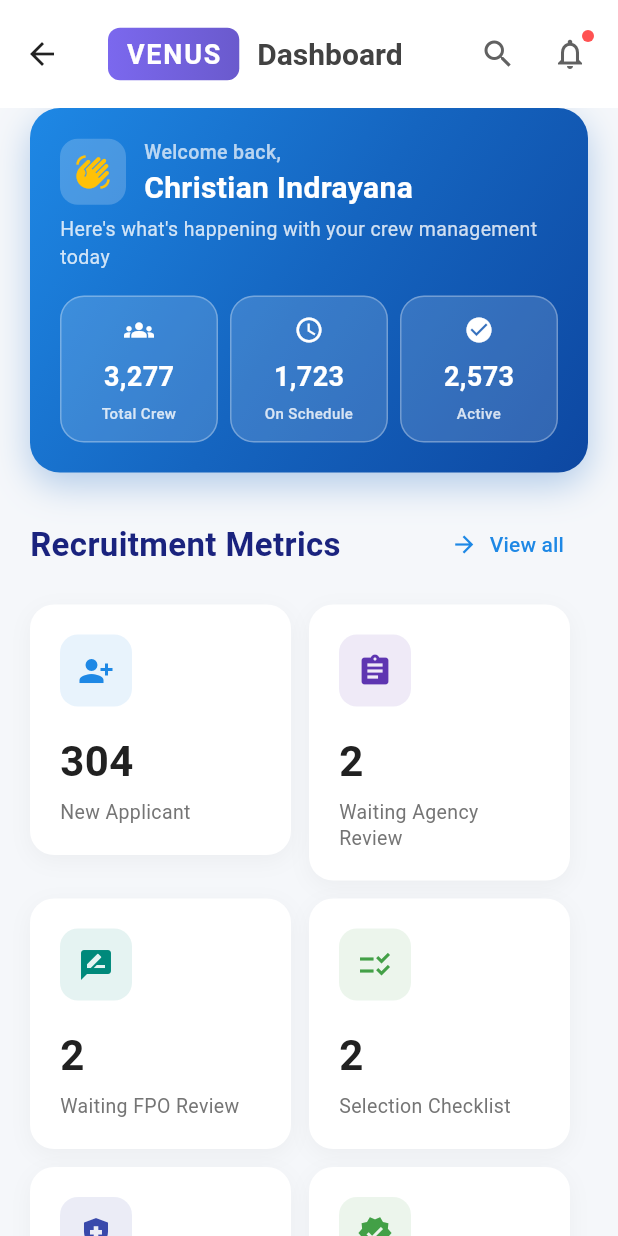
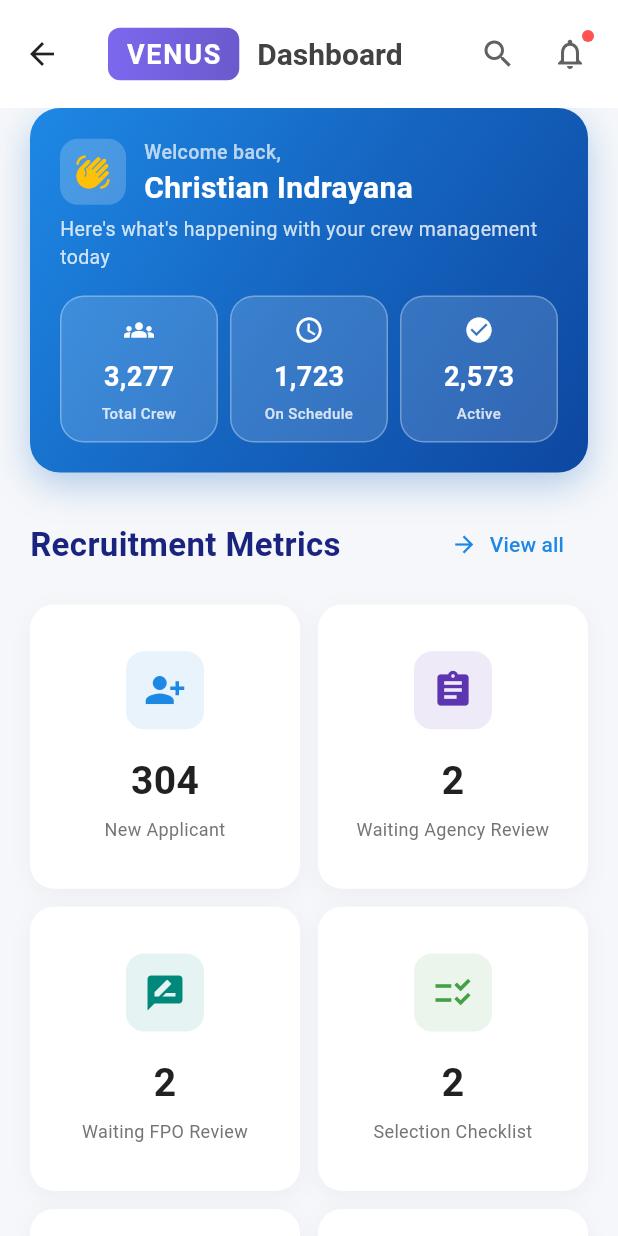
Before and after one commit to rickyap19/venus_mobile_app, a Flutter app: the VenusDashboard screen opened by its route, on a phone screen of 412 x 824 dp. Run offline on Flutter 3.47's test engine with Material 3 defaults, Android fonts, the phone set to English and light mode, and no system bars.

Commit message:
fixing styling card

```diff
--- a/lib/screens/venus/dashboard_venus.dart
+++ b/lib/screens/venus/dashboard_venus.dart
@@ -259,33 +259,31 @@ class VenusDashboard extends StatelessWidget {
             ],
           ),
           const SizedBox(height: 16),
-          LayoutBuilder(
-            builder: (context, constraints) {
-              return Wrap(
-                spacing: 12,
-                runSpacing: 12,
+          GridView.count(
+            crossAxisCount: 2,
+            shrinkWrap: true,
+            physics: const NeverScrollableScrollPhysics(),
+            crossAxisSpacing: 12,
+            mainAxisSpacing: 12,
+            childAspectRatio: 0.95, // Disesuaikan agar lebih proporsional
             children: [
-                  _buildMetricCard('304', 'New Applicant', Icons.person_add_alt_1, const Color(0xFF1E88E5), constraints.maxWidth),
-                  _buildMetricCard('2', 'Waiting Agency Review', Icons.assignment, const Color(0xFF5E35B1), constraints.maxWidth),
-                  _buildMetricCard('2', 'Waiting FPO Review', Icons.rate_review, const Color(0xFF00897B), constraints.maxWidth),
-                  _buildMetricCard('2', 'Selection Checklist', Icons.checklist_rtl, const Color(0xFF43A047), constraints.maxWidth),
-                  _buildMetricCard('21', 'Waiting MCU Result', Icons.health_and_safety, const Color(0xFF3949AB), constraints.maxWidth),
-                  _buildMetricCard('2,961', 'Accepted', Icons.verified, const Color(0xFF43A047), constraints.maxWidth),
-                  _buildMetricCard('7,196', 'Expired Certificates', Icons.error_outline, const Color(0xFFFB8C00), constraints.maxWidth),
-                  _buildMetricCard('2,627', 'Expired Documents', Icons.folder_off, const Color(0xFFE53935), constraints.maxWidth),
+              _buildMetricCard('304', 'New Applicant', Icons.person_add_alt_1, const Color(0xFF1E88E5)),
+              _buildMetricCard('2', 'Waiting Agency Review', Icons.assignment, const Color(0xFF5E35B1)),
+              _buildMetricCard('2', 'Waiting FPO Review', Icons.rate_review, const Color(0xFF00897B)),
+              _buildMetricCard('2', 'Selection Checklist', Icons.checklist_rtl, const Color(0xFF43A047)),
+              _buildMetricCard('21', 'Waiting MCU Result', Icons.health_and_safety, const Color(0xFF3949AB)),
+              _buildMetricCard('2,961', 'Accepted', Icons.verified, const Color(0xFF43A047)),
+              _buildMetricCard('7,196', 'Expired Certificates', Icons.error_outline, const Color(0xFFFB8C00)),
+              _buildMetricCard('2,627', 'Expired Documents', Icons.folder_off, const Color(0xFFE53935)),
             ],
-              );
-            },
           ),
         ],
       ),
     );
   }
 
-  Widget _buildMetricCard(String value, String label, IconData icon, Color color, double maxWidth) {
-    final cardWidth = (maxWidth - 24) / 2;
+  Widget _buildMetricCard(String value, String label, IconData icon, Color color) {
     return Container(
-      width: cardWidth,
       padding: const EdgeInsets.all(20),
       decoration: BoxDecoration(
         color: Colors.white,
@@ -299,7 +297,7 @@ class VenusDashboard extends StatelessWidget {
         ],
       ),
       child: Column(
-        crossAxisAlignment: CrossAxisAlignment.start,
+        mainAxisAlignment: MainAxisAlignment.center,
         children: [
           Container(
             padding: const EdgeInsets.all(12),
@@ -307,25 +305,29 @@ class VenusDashboard extends StatelessWidget {
               color: color.withOpacity(0.1),
               borderRadius: BorderRadius.circular(12),
             ),
-            child: Icon(icon, color: color, size: 24),
+            child: Icon(icon, color: color, size: 28),
           ),
           const SizedBox(height: 16),
-          Text(
+          FittedBox(
+            fit: BoxFit.scaleDown,
+            child: Text(
               value,
               style: TextStyle(
-              fontSize: 28,
+                fontSize: 26,
                 fontWeight: FontWeight.bold,
                 color: Colors.grey[900],
+              ),
             ),
           ),
           const SizedBox(height: 6),
           Text(
             label,
             style: TextStyle(
-              fontSize: 13,
+              fontSize: 12,
               color: Colors.grey[600],
               height: 1.3,
             ),
+            textAlign: TextAlign.center,
             maxLines: 2,
             overflow: TextOverflow.ellipsis,
           ),
```
Lines whose indentation alone changed are shown as unchanged.
